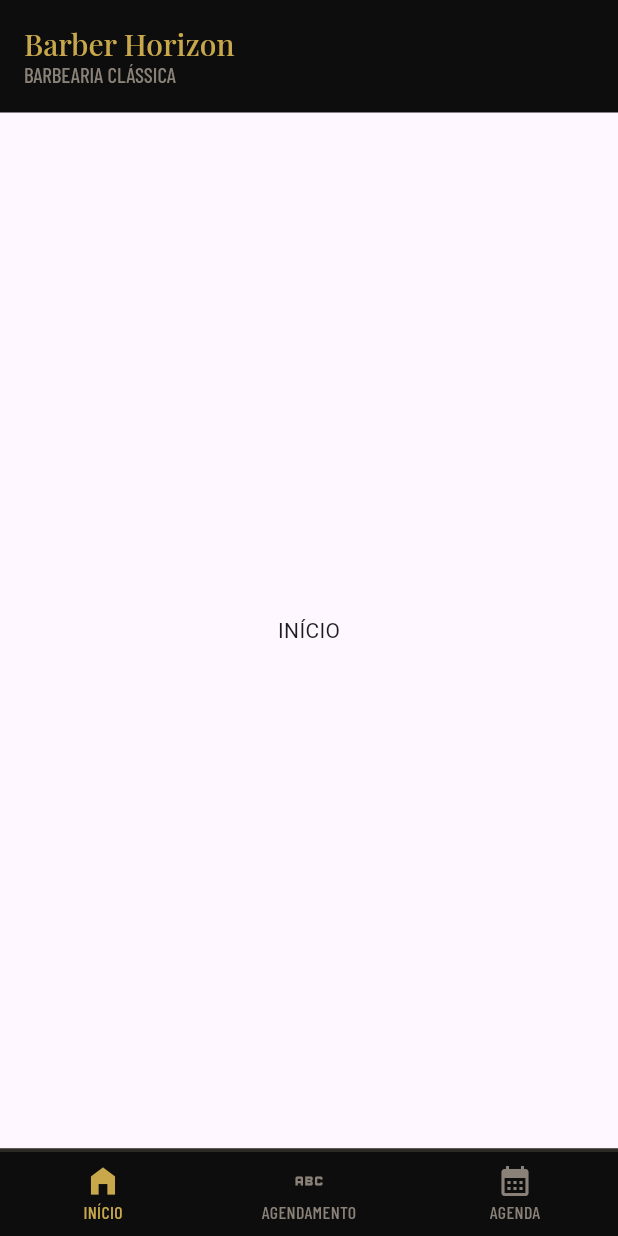
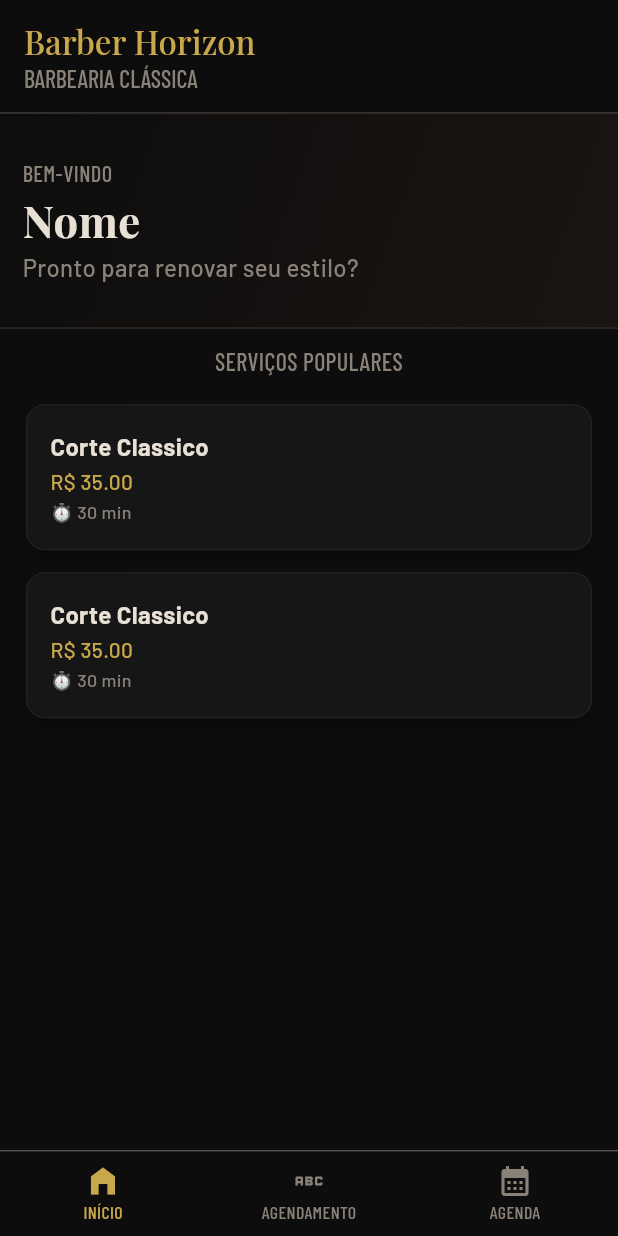
Before and after one commit to Samuel-millerr/horizon-barber, a Flutter app: the screen it shows after launch, on a phone screen of 412 x 824 dp. Run offline on Flutter 3.47's test engine with Material 3 defaults, Android fonts, the phone set to English and light mode, and no system bars; our stand-ins replace google_fonts.

Commit message:
feat: continuação do desenvolvimento da tela home, finalizando seu header e iniciando o body

```diff
--- a/lib/core/utils/app_colors.dart
+++ b/lib/core/utils/app_colors.dart
@@ -5,8 +5,10 @@ class AppColors {
 
   static const Color bg = Color(0xFF0d0d0d);
   static const Color border = Color(0xFF2e2a25);
+  static const Color surface = Color(0xFF161616);
+  static const Color surface2 = Color(0xFF1f1d1a);
 
   static const Color text = Color(0xFFe8e0d4);
   static const Color textMuted = Color(0xFF8a8278);
-  static const Color gold =  Color(0xFFc9a84c);
+  static const Color gold = Color(0xFFc9a84c);
 }
--- a/lib/core/utils/app_fonts.dart
+++ b/lib/core/utils/app_fonts.dart
@@ -2,47 +2,35 @@ import 'package:flutter/material.dart';
 import 'package:google_fonts/google_fonts.dart';
 
 class AppFonts {
-  static TextStyle mainFontMedium({
+  static TextStyle mainFont({
     double size = 20,
     Color color = Colors.black,
+    FontWeight weight = FontWeight.w500,
   }) {
     return GoogleFonts.playfairDisplay(
       fontSize: size,
       color: color,
-      fontWeight: FontWeight.w500,
+      fontWeight: weight,
     );
   }
 
-  static TextStyle mainFontBold({
+  static TextStyle bodyFont({
     double size = 20,
     Color color = Colors.black,
+    FontWeight weight = FontWeight.w500,
   }) {
-    return GoogleFonts.playfairDisplay(
-      fontSize: size,
-      color: color,
-      fontWeight: FontWeight.w700,
-    );
+    return GoogleFonts.barlow(fontSize: size, color: color, fontWeight: weight);
   }
 
-  static TextStyle bodyFontMedium({
+  static TextStyle condFont({
     double size = 20,
     Color color = Colors.black,
-  }) {
-    return GoogleFonts.barlow(
-      fontSize: size,
-      color: color,
-      fontWeight: FontWeight.w500,
-    );
-  }
-
-  static TextStyle condFontMedium({
-    double size = 20,
-    Color color = Colors.black,
+    FontWeight weight = FontWeight.w500,
   }) {
     return GoogleFonts.barlowCondensed(
       fontSize: size,
       color: color,
-      fontWeight: FontWeight.w500,
+      fontWeight: weight,
     );
   }
 }
--- a/lib/core/widgets/custom_app_bar.dart
+++ b/lib/core/widgets/custom_app_bar.dart
@@ -17,13 +17,13 @@ class CustomAppBar extends StatelessWidget implements PreferredSizeWidget {
         children: [
           Text(
             "Barber Horizon",
-            style: AppFonts.mainFontMedium(color: AppColors.gold, size: 20),
+            style: AppFonts.mainFont(color: AppColors.gold, size: 22),
           ),
           Text(
             "BARBEARIA CLÁSSICA",
-            style: AppFonts.condFontMedium(
+            style: AppFonts.condFont(
               color: AppColors.textMuted,
-              size: 14,
+              size: 16,
             ),
           ),
         ],
--- a/lib/core/widgets/custom_bottom_nav_bar.dart
+++ b/lib/core/widgets/custom_bottom_nav_bar.dart
@@ -19,12 +19,12 @@ class _CustomBottomNavBarState extends State<CustomBottomNavBar> {
   @override
   Widget build(BuildContext context) {
     return BottomNavigationBar(
-      selectedLabelStyle: AppFonts.condFontMedium(
+      selectedLabelStyle: AppFonts.condFont(
         color: AppColors.gold,
         size: 12,
       ),
 
-      unselectedLabelStyle: AppFonts.condFontMedium(
+      unselectedLabelStyle: AppFonts.condFont(
         color: AppColors.textMuted,
         size: 12,
       ),
--- a/lib/core/widgets/main_scaffold.dart
+++ b/lib/core/widgets/main_scaffold.dart
@@ -2,6 +2,7 @@ import 'package:flutter/material.dart';
 import 'package:horizon_barber/core/utils/app_colors.dart';
 import 'package:horizon_barber/core/widgets/custom_app_bar.dart';
 import 'package:horizon_barber/core/widgets/custom_bottom_nav_bar.dart';
+import 'package:horizon_barber/features/home/home_page.dart';
 
 class MainScaffold extends StatefulWidget {
   const MainScaffold({super.key});
@@ -13,7 +14,7 @@ class MainScaffold extends StatefulWidget {
 class _MainScaffoldState extends State<MainScaffold> {
   int currentIndex = 0;
   final List<Widget> screens = [
-    Center(child: Text("INÍCIO")),
+    Center(child: HomePage()),
     Center(child: Text("CORTES")),
     Center(child: Text("AGENDA")),
   ];
@@ -34,7 +35,7 @@ class _MainScaffoldState extends State<MainScaffold> {
           border: Border(
             top: BorderSide(
               color: AppColors.border,
-              width: 2.5,
+              width: 1,
             ), // Custom top border
           ),
         ),
--- a/lib/features/home/home_page.dart
+++ b/lib/features/home/home_page.dart
@@ -0,0 +1,18 @@
+import 'package:flutter/material.dart';
+import 'package:horizon_barber/core/utils/app_colors.dart';
+import 'package:horizon_barber/features/home/widgets/home_body.dart';
+import 'package:horizon_barber/features/home/widgets/home_header.dart';
+
+class HomePage extends StatelessWidget {
+  const HomePage({super.key});
+
+  @override
+  Widget build(BuildContext context) {
+    return Scaffold(
+      body: Container(
+        color: AppColors.bg,
+        child: Column(children: [HomeHeader(), HomeBody()]),
+      ),
+    );
+  }
+}
--- /dev/null
+++ b/lib/features/home/widgets/home_body.dart
@@ -0,0 +1,37 @@
+import 'package:flutter/material.dart';
+import 'package:horizon_barber/core/utils/app_colors.dart';
+import 'package:horizon_barber/core/utils/app_fonts.dart';
+import 'package:horizon_barber/features/home/widgets/scheduling_card.dart';
+import 'package:horizon_barber/interfaces/barber_service.dart';
+
+class HomeBody extends StatelessWidget {
+  final List<Map<String, dynamic>> barberServices = [
+    {"id": 1, "title": "Corte Classico", "price": "35.00", "schedulingTime": "30"},
+    {"id": 2, "title": "Corte Classico", "price": "35.00", "schedulingTime": "30"},
+  ];
+  HomeBody({super.key});
+
+  @override
+  Widget build(BuildContext context) {
+    return Container(
+      width: MediaQuery.of(context).size.width,
+      padding: EdgeInsets.all(10),
+      child: Column(
+        crossAxisAlignment: CrossAxisAlignment.stretch,
+        children: [
+          Text(
+            "SERVIÇOS POPULARES",
+            style: AppFonts.condFont(
+              size: 16,
+              color: AppColors.textMuted,
+            ),
+            textAlign: TextAlign.center,
+          ),
+          const SizedBox(height: 10),
+          for (Map<String, dynamic> item in barberServices)
+            SchedulingCard(service: BarberService.fromJson(item)),
+        ],
+      ),
+    );
+  }
+}
--- /dev/null
+++ b/lib/features/home/widgets/home_header.dart
@@ -0,0 +1,51 @@
+import 'package:flutter/material.dart';
+import 'package:horizon_barber/core/utils/app_colors.dart';
+import 'package:horizon_barber/core/utils/app_fonts.dart';
+
+class HomeHeader extends StatelessWidget {
+  const HomeHeader({super.key});
+
+  @override
+  Widget build(BuildContext context) {
+    return Container(
+      decoration: const BoxDecoration(
+        border: Border(
+          top: BorderSide(color: AppColors.border),
+          bottom: BorderSide(color: AppColors.border),
+        ),
+        gradient: LinearGradient(
+          begin: Alignment.topLeft,
+          end: Alignment.bottomRight,
+          colors: [Color(0xFF0d0d0d), Color(0xFF1a1512)],
+        ),
+      ),
+      height: MediaQuery.of(context).size.height * 0.175,
+      width: double.infinity,
+      child: Padding(
+        padding: EdgeInsetsGeometry.all(15),
+        child: Column(
+          mainAxisAlignment: MainAxisAlignment.center,
+          crossAxisAlignment: CrossAxisAlignment.start,
+          children: [
+            Text(
+              "BEM-VINDO",
+              style: AppFonts.condFont(size: 15, color: AppColors.textMuted),
+            ),
+            Text(
+              "Nome",
+              style: AppFonts.mainFont(
+                size: 29,
+                color: AppColors.text,
+                weight: FontWeight.w700,
+              ),
+            ),
+            Text(
+              "Pronto para renovar seu estilo?",
+              style: AppFonts.bodyFont(size: 16, color: AppColors.textMuted),
+            ),
+          ],
+        ),
+      ),
+    );
+  }
+}
--- /dev/null
+++ b/lib/features/home/widgets/scheduling_card.dart
@@ -0,0 +1,48 @@
+import 'package:flutter/material.dart';
+import 'package:horizon_barber/core/utils/app_colors.dart';
+import 'package:horizon_barber/core/utils/app_fonts.dart';
+import 'package:horizon_barber/interfaces/barber_service.dart';
+
+class SchedulingCard extends StatelessWidget {
+  final BarberService service;
+  const SchedulingCard({super.key, required this.service});
+
+  @override
+  Widget build(BuildContext context) {
+    return Card(
+      margin: EdgeInsets.symmetric(horizontal: 7.5, vertical: 7.5),
+      elevation: 4,
+      color: AppColors.surface,
+      shape: RoundedRectangleBorder(
+        borderRadius: BorderRadiusGeometry.circular(12),
+        side: const BorderSide(color: AppColors.border, width: 0.5),
+      ),
+      child: Padding(
+        padding: EdgeInsetsGeometry.all(16),
+        child: Column(
+          crossAxisAlignment: CrossAxisAlignment.start,
+          mainAxisSize: MainAxisSize.min,
+          spacing: 2,
+          children: [
+            Text(
+              service.title,
+              style: AppFonts.bodyFont(
+                size: 16,
+                color: AppColors.text,
+                weight: FontWeight.w700,
+              ),
+            ),
+            Text(
+              "R\$ ${service.price}",
+              style: AppFonts.bodyFont(size: 14, color: AppColors.gold),
+            ),
+            Text(
+              "⏱ ${service.schedulingTime} min",
+              style: AppFonts.bodyFont(size: 12, color: AppColors.textMuted),
+            ),
+          ],
+        ),
+      ),
+    );
+  }
+}
--- /dev/null
+++ b/lib/interfaces/barber_service.dart
@@ -0,0 +1,19 @@
+class BarberService {
+  final String title;
+  final String price;
+  final String schedulingTime;
+
+  BarberService({
+    required this.title,
+    required this.price,
+    required this.schedulingTime,
+  });
+
+  factory BarberService.fromJson(Map<String, dynamic> json) {
+    return BarberService(
+      title: json["title"] ?? "",
+      price: json["price"] ?? "",
+      schedulingTime: json["schedulingTime"] ?? "",
+    );
+  }
+}
```
Also changed, not shown: pubspec.lock.
